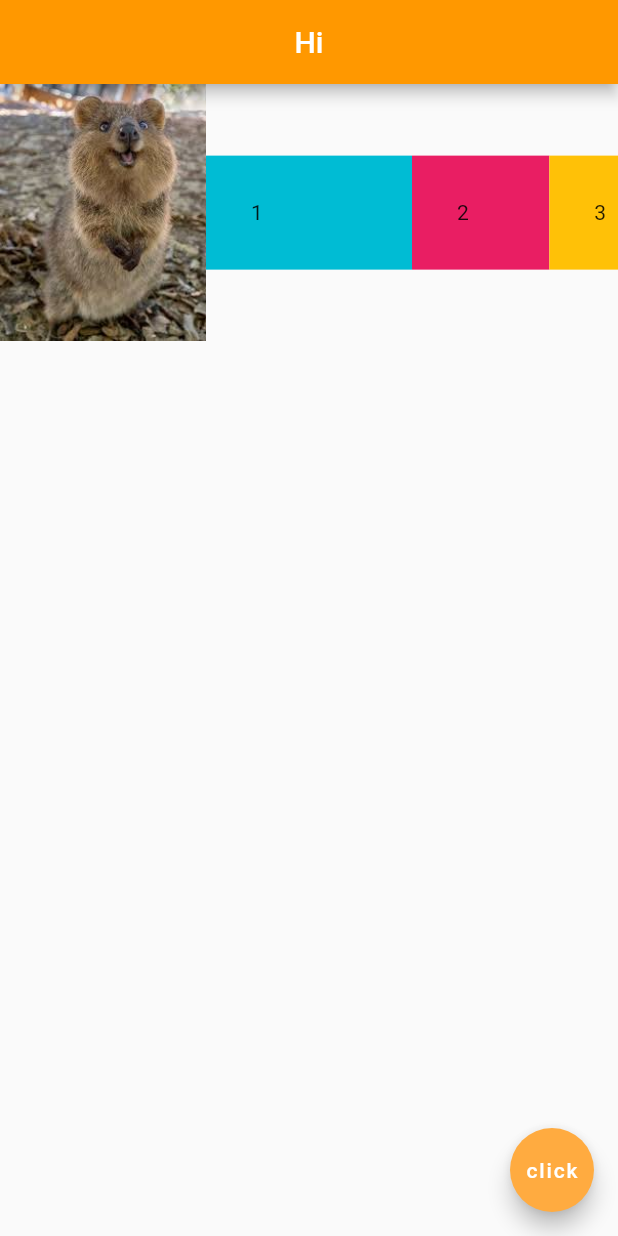
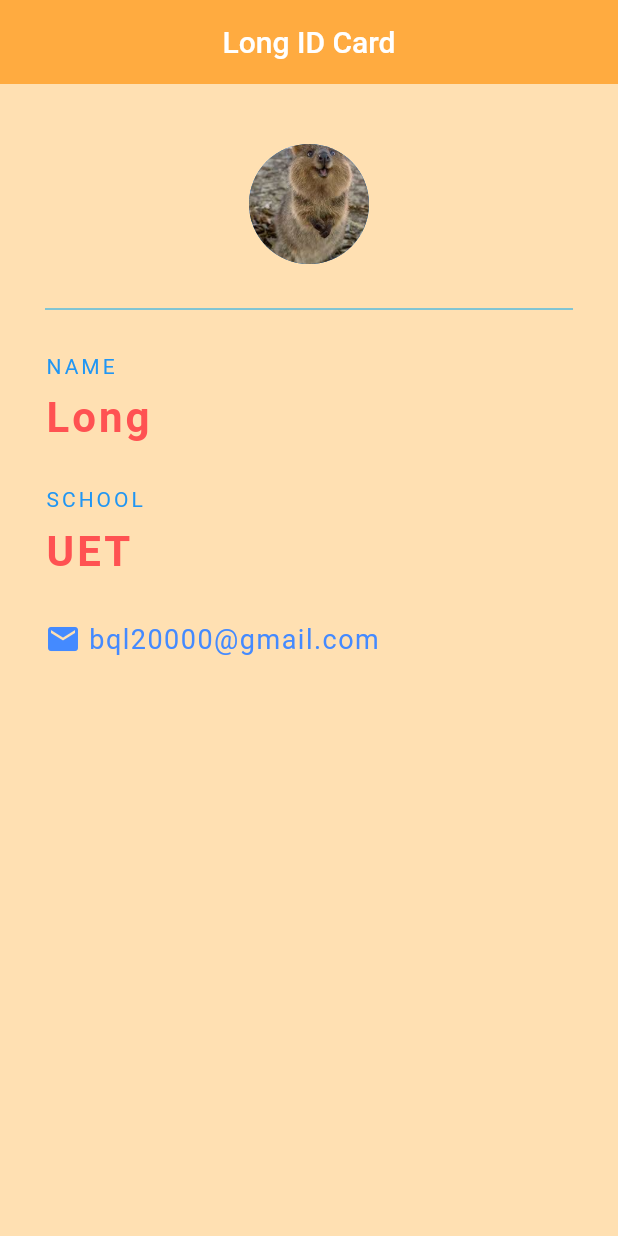
Before and after one commit to bql20000/flutter-course, a Flutter app: the screen it shows after launch, on a phone screen of 412 x 824 dp. Run offline on Flutter 3.47's test engine with Material 2 defaults, Android fonts, the phone set to English and light mode, and no system bars.

Commit message:
Create a simple profile ID card

```diff
--- a/lib/main.dart
+++ b/lib/main.dart
@@ -1,61 +1,91 @@
 import 'package:flutter/material.dart';
 
 void main() => runApp(MaterialApp(
-  home: Home(),
+  home: LongCard(),
 ));
 
-class Home extends StatelessWidget {
+class LongCard extends StatelessWidget {
   @override
   Widget build(BuildContext context) {
     return Scaffold(
+      backgroundColor: Colors.orange[100],
       appBar: AppBar(
-        title: Text('Hi'),
+        title: Text('Long ID Card'),
         centerTitle: true,
-        backgroundColor: Colors.orange,
+        backgroundColor: Colors.orangeAccent,
+        elevation: 0,
       ),
-      // body: Container(
-      //   padding: EdgeInsets.fromLTRB(10, 20, 30, 40),
-      //   margin: EdgeInsets.all(30),
-      //   color: Colors.grey[400],
-      //   child: Text('Hello')
-      // ),
-      body: Row(
+      body: Padding(
+        padding: EdgeInsets.fromLTRB(30, 40, 30, 0),
+        child: Column(
+          crossAxisAlignment: CrossAxisAlignment.start,
           children: [
-          Expanded (
-              flex: 3,
-              child: Image.asset('assets/image0.jpeg'),
-          ),
-          Expanded (
-            flex: 3,
-            child: Container(
-              padding: EdgeInsets.all(30),
-              color: Colors.cyan,
-              child: Text('1'),
+            Center(
+              child: CircleAvatar(
+                backgroundImage: AssetImage('assets/image0.jpeg'),
+                radius: 40,
               ),
             ),
-          Expanded (
-            flex: 2,
-            child: Container(
-              padding: EdgeInsets.all(30),
-              color: Colors.pink,
-              child: Text('2'),
+            Divider(
+              height: 60,
+              color: Colors.lightBlue
             ),
+            Text(
+              'NAME',
+              style: TextStyle(
+                color: Colors.blue,
+                letterSpacing: 2
+              )
             ),
-          Expanded (
-            flex: 1,
-            child: Container(
-              padding: EdgeInsets.all(30),
-              color: Colors.amber,
-              child: Text('3'),
+            SizedBox(height: 10),
+            Text(
+                'Long',
+                style: TextStyle(
+                    color: Colors.redAccent,
+                    letterSpacing: 2,
+                    fontSize: 28,
+                    fontWeight: FontWeight.bold
+                )
             ),
+            SizedBox(height: 30),
+            Text(
+                'SCHOOL',
+                style: TextStyle(
+                    color: Colors.blue,
+                    letterSpacing: 2
+                )
+            ),
+            SizedBox(height: 10),
+            Text(
+                'UET',
+                style: TextStyle(
+                    color: Colors.redAccent,
+                    letterSpacing: 2,
+                    fontSize: 28,
+                    fontWeight: FontWeight.bold
+                )
+            ),
+            SizedBox(height: 30),
+            Row(
+              children: [
+                Icon(
+                  Icons.email,
+                  color: Colors.blueAccent,
+                ),
+                SizedBox(width: 5),
+                Text(
+                  'bql20000@gmail.com',
+                  style: TextStyle(
+                    color: Colors.blueAccent,
+                    fontSize: 18,
+                    letterSpacing: 1
+                  )
+                )
+              ],
             )
           ],
         ),
-      floatingActionButton: FloatingActionButton(
-        onPressed: () {},
-        child:  Text('click'),
-        backgroundColor: Colors.orangeAccent,
-      ),
+      )
     );
   }
 }
```
Lines whose indentation alone changed are shown as unchanged.
